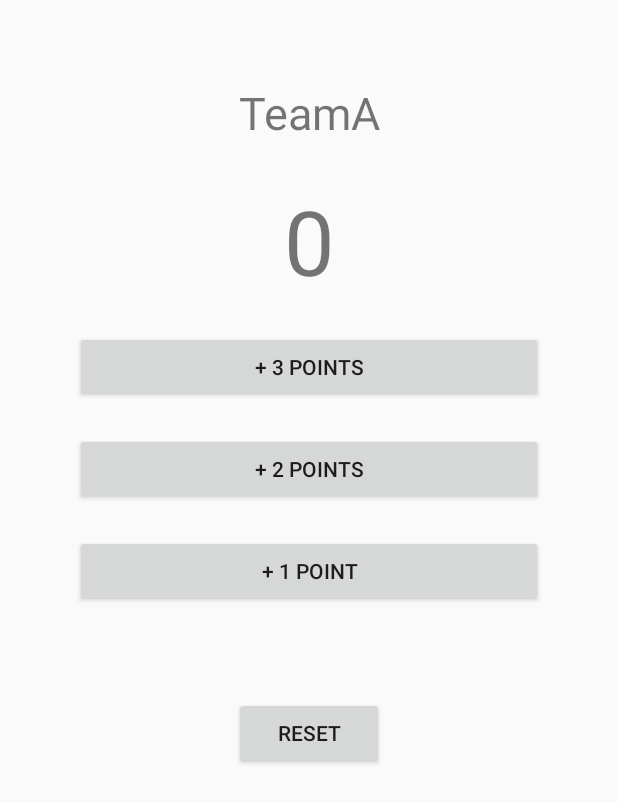
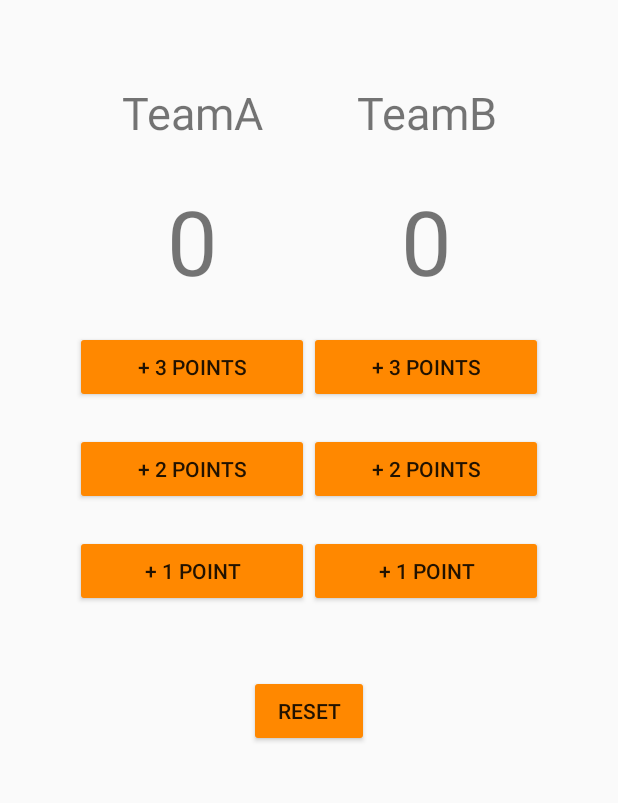
Before and after one commit to wxy0910/app2, an Android app: the layout jifen.xml on its own in the app's theme, with its tools: preview values and no code run, on a phone screen of 412 x 824 dp. Shown: the top 803 px of the screen. Run offline under Robolectric (Android 15) with nearby library versions, the phone set to English and light mode, and no system bars; Roboto replaces fonts that are not available here.

Commit message:
9月23号晚上修改

```diff
--- a/app/src/main/AndroidManifest.xml
+++ b/app/src/main/AndroidManifest.xml
@@ -9,7 +9,7 @@
         android:roundIcon="@mipmap/ic_launcher_round"
         android:supportsRtl="true"
         android:theme="@style/AppTheme">
-        <activity android:name=".Main2Activity">
+        <activity android:name=".Main3Activity">
             <intent-filter>
                 <action android:name="android.intent.action.MAIN" />
 
--- a/app/src/main/res/layout/jifen.xml
+++ b/app/src/main/res/layout/jifen.xml
@@ -1,5 +1,5 @@
 <?xml version="1.0" encoding="utf-8"?>
-<LinearLayout xmlns:android="http://schemas.android.com/apk/res/android"
+<androidx.constraintlayout.widget.ConstraintLayout xmlns:android="http://schemas.android.com/apk/res/android"
     xmlns:app="http://schemas.android.com/apk/res-auto"
     xmlns:tools="http://schemas.android.com/tools"
     android:layout_width="match_parent"
@@ -9,13 +9,74 @@
     android:visibility="visible"
     tools:context=".Main2Activity">
 
+    <LinearLayout
+        android:layout_width="match_parent"
+        android:layout_height="match_parent"
+        android:orientation="horizontal">
+
+        <LinearLayout
+            android:layout_width="0dp"
+            android:layout_height="match_parent"
+            android:layout_weight="1"
+            android:orientation="vertical">
+
+            <TextView
+                android:id="@+id/textView2a"
+                android:layout_width="match_parent"
+                android:layout_height="50dp"
+                android:layout_marginBottom="20dp"
+                android:gravity="center"
+                android:text="TeamA"
+                android:textSize="30dp" />
+
+            <TextView
+                android:id="@+id/goal2"
+                android:layout_width="match_parent"
+                android:layout_height="wrap_content"
+                android:layout_marginBottom="20dp"
+                android:gravity="center"
+                android:text="0"
+                android:textSize="60dp" />
+
+            <Button
+                android:id="@+id/btn_3point2"
+                android:layout_width="match_parent"
+                android:layout_height="wrap_content"
+                android:layout_marginBottom="20dp"
+                android:onClick="btn_3point2"
+                android:text="@string/point3" />
+
+            <Button
+                android:id="@+id/btn_2point2"
+                android:layout_width="match_parent"
+                android:layout_height="wrap_content"
+                android:layout_marginBottom="20dp"
+                android:onClick="btn_2point2"
+                android:text="@string/point2" />
+
+            <Button
+                android:id="@+id/btn_1point2"
+                android:layout_width="match_parent"
+                android:layout_height="wrap_content"
+                android:layout_marginBottom="60dp"
+                android:onClick="btn_1point2"
+                android:text="@string/point1" />
+
+        </LinearLayout>
+
+        <LinearLayout
+            android:layout_width="0dp"
+            android:layout_height="match_parent"
+            android:layout_weight="1"
+            android:orientation="vertical">
+
             <TextView
                 android:id="@+id/textView2"
                 android:layout_width="match_parent"
                 android:layout_height="50dp"
                 android:layout_marginBottom="20dp"
                 android:gravity="center"
-        android:text="TeamA"
+                android:text="TeamB"
                 android:textSize="30dp" />
 
             <TextView
@@ -26,34 +87,50 @@
                 android:gravity="center"
                 android:text="0"
                 android:textSize="60dp" />
+
             <Button
                 android:id="@+id/btn_3point"
                 android:layout_width="match_parent"
                 android:layout_height="wrap_content"
-        android:text="@string/point3"
+                android:layout_marginBottom="20dp"
                 android:onClick="btn_3point"
-        android:layout_marginBottom="20dp"/>
+                android:text="@string/point3" />
+
             <Button
                 android:id="@+id/btn_2point"
                 android:layout_width="match_parent"
                 android:layout_height="wrap_content"
-        android:text="@string/point2"
+                android:layout_marginBottom="20dp"
                 android:onClick="btn_2point"
-        android:layout_marginBottom="20dp"/>
+                android:text="@string/point2" />
+
             <Button
                 android:id="@+id/btn_1point"
                 android:layout_width="match_parent"
                 android:layout_height="wrap_content"
-        android:text="@string/point1"
+                android:layout_marginBottom="60dp"
                 android:onClick="btn_1point"
-        android:layout_marginBottom="60dp"/>
+                android:text="@string/point1" />
+
+        </LinearLayout>
+    </LinearLayout>
+
+    <LinearLayout
+        android:layout_width="match_parent"
+        android:layout_height="match_parent"
+        android:orientation="vertical"
+        tools:layout_editor_absoluteX="50dp"
+        tools:layout_editor_absoluteY="50dp">
 
         <Button
             android:id="@+id/btn_reset"
-        android:layout_width="100dp"
+            android:layout_width="80dp"
+            android:layout_height="wrap_content"
             android:layout_gravity="center"
-        android:layout_height="wrap_content"
+            android:layout_marginTop="400dp"
             android:onClick="btn_reset"
-        android:text="@string/btn_reset" />
+            android:text="@string/btn_reset"
+            app:layout_constraintTop_toTopOf="parent" />
+    </LinearLayout>
 
-</LinearLayout>
+</androidx.constraintlayout.widget.ConstraintLayout>
--- a/app/src/main/res/values/strings.xml
+++ b/app/src/main/res/values/strings.xml
@@ -7,9 +7,13 @@
     <string name="str2" translatable="false">华氏度是：</string>
     <string name="hint1" translatable="false">input your name</string>
     <string name="hint2" translatable="false">请输入温度</string>
+    <string name="hint3" translatable="false">input RMB</string>
     <string name="btn1" translatable="false">OK</string>
     <string name="point1" translatable="false">+ 1 point</string>
     <string name="point2" translatable="false">+ 2 points</string>
     <string name="point3" translatable="false">+ 3 points</string>
     <string name="btn_reset" translatable="false">reset</string>
+    <string name="btndollar" translatable="false">DOLLAR</string>
+    <string name="btneuro" translatable="false">EURO</string>
+    <string name="btnwon" translatable="false">WON</string>
 </resources>
--- a/app/src/main/res/values/styles.xml
+++ b/app/src/main/res/values/styles.xml
@@ -6,6 +6,7 @@
         <item name="colorPrimary">@color/colorPrimary</item>
         <item name="colorPrimaryDark">@color/colorPrimaryDark</item>
         <item name="colorAccent">@color/colorAccent</item>
+        <item name="colorButtonNormal">@android:color/holo_orange_dark</item>
     </style>
 
 </resources>
```
Also changed, not shown: app/src/main/java/com/example/myapp/Main2Activity.java (+22 -4 lines), app/src/main/java/com/example/myapp/Main3Activity.java (added, +45 -0 lines), app/src/main/res/layout/rmbtransfer.xml (added, +53 -0 lines). Lines whose indentation alone changed are shown as unchanged.
